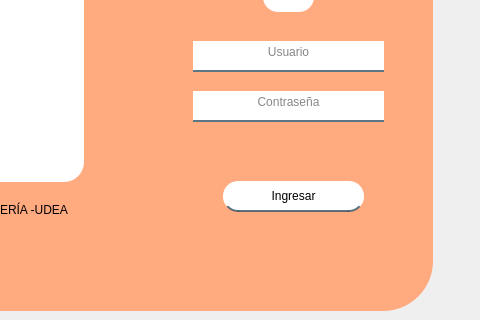
Before: the Qt Designer form login.ui in mariacamilato/TRABAJO-FINAL, drawn with Qt 5; both pictures show x 187 to 667 and y 149 to 469 of the 667 by 469 pixel window.
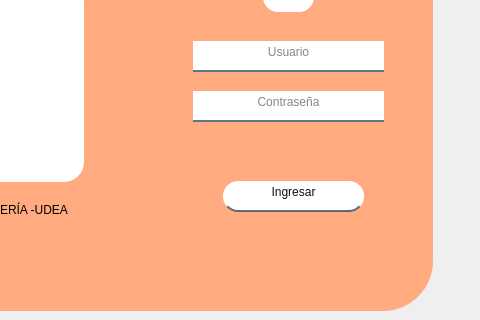
After: the same form once the commit is applied. Icons and pictures are not drawn.

```diff
--- a/login.ui
+++ b/login.ui
@@ -132,11 +132,20 @@
      <bool>false</bool>
     </property>
     <property name="styleSheet">
-     <string notr="true">background-color: rgb(255, 255, 255);
-font: 75 12pt &quot;Times New Roman&quot;;
-border:none;
-border-bottom:2px solid rgba(46,82,101,200);
-border-radius: 15px;</string>
+     <string notr="true">QPushButton {
+    font: 75 12pt &quot;Times New Roman&quot;;
+    background-color: rgb(255, 255, 255);
+    border: none;
+    border-bottom: 2px solid rgba(46, 82, 101, 200);
+    color: rgba(0, 0, 0, 240);
+    padding-bottom: 7px;
+    border-radius: 15px;
+}
+
+QPushButton:hover {
+  
+	background-color: rgb(255, 255, 0);
+}</string>
     </property>
     <property name="text">
      <string>Ingresar</string>
```
